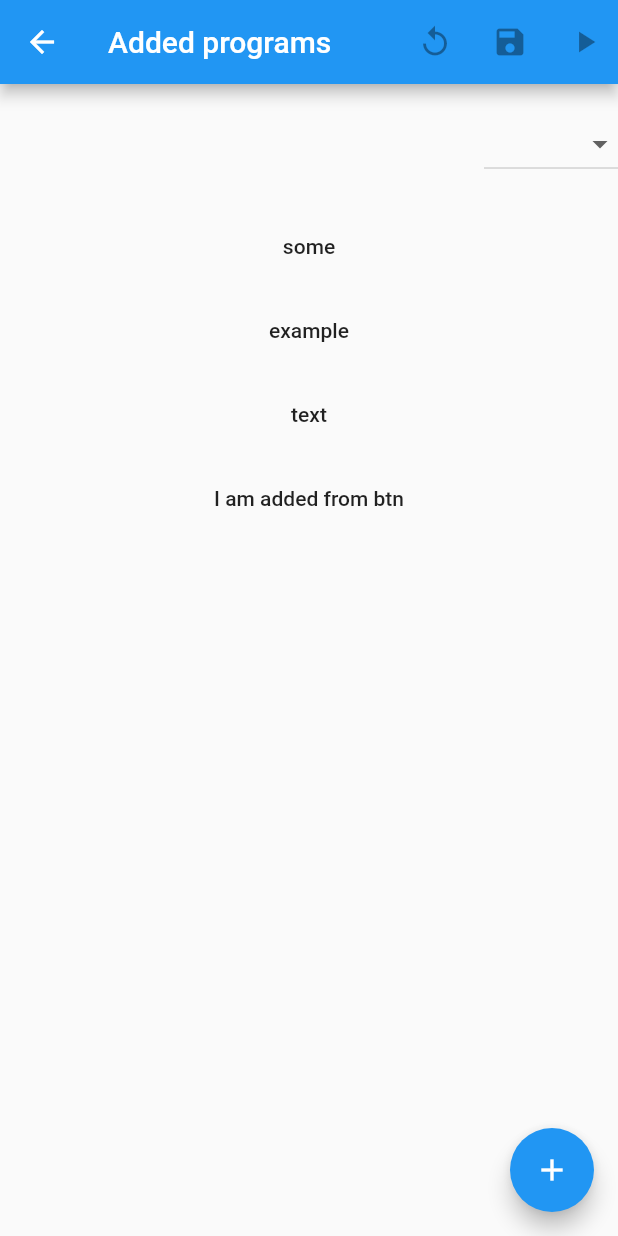
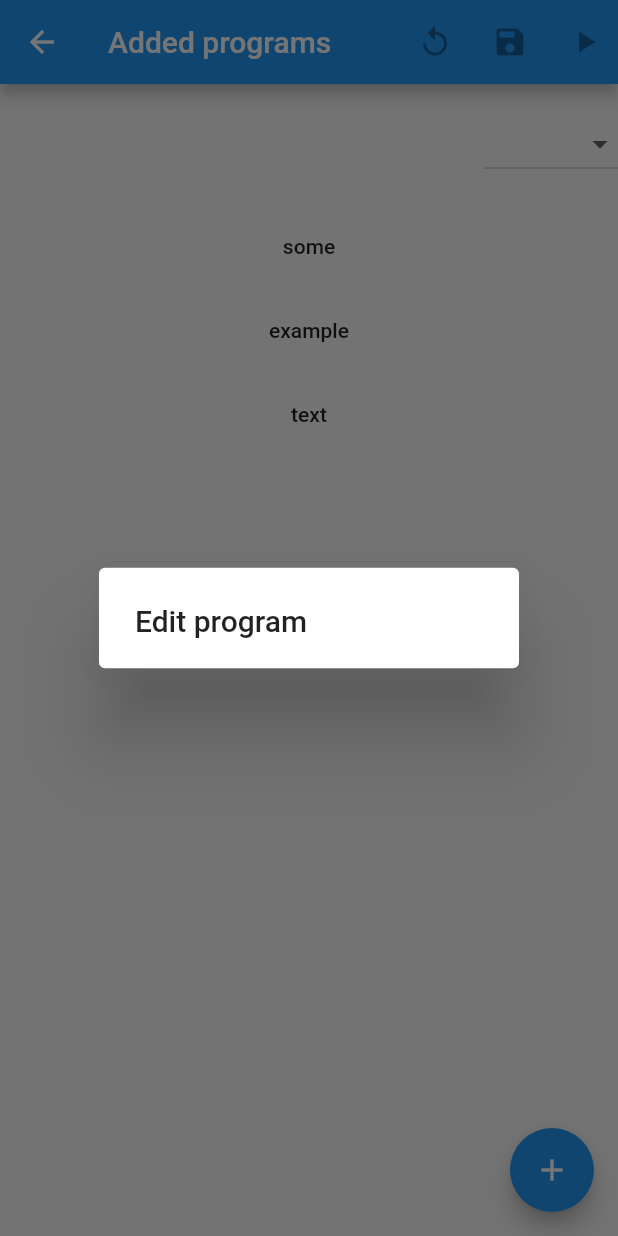
Before and after one commit to helagro/computer_program_sync, a Flutter app: the ProgramListerScreen screen opened directly, after a tap on "some", on a phone screen of 412 x 824 dp. Run offline on Flutter 3.47's test engine with Material 2 defaults, Android fonts, the phone set to English and light mode, and no system bars; our stand-ins replace google_sign_in; missing offline and left inert: googleapis.

Commit message:
start of program edit dialog

```diff
--- a/lib/programListenerScreenFactories.dart
+++ b/lib/programListenerScreenFactories.dart
@@ -1,32 +1,5 @@
 import 'package:flutter/material.dart';
 import 'package:flutter/services.dart';
-
-Widget actionButtonFactory(IconData icon, String tooltip) {
-  return SizedBox(
-    width: 50,
-    child: Tooltip(
-      child: FlatButton(child: Icon(icon)),
-      message: tooltip,
-    ),
-  );
-}
-
-Widget createSelectedPlatformsColumnItem(List<String> visiblePlatforms,
-    int index, Function removePlatformFromSelection) {
-  String text = visiblePlatforms[index];
-
-  return Container(
-      padding: const EdgeInsets.fromLTRB(10, 0, 10, 0),
-      child: Row(children: <Widget>[
-        Center(child: Text(text)),
-        Center(
-          child: IconButton(
-            icon: Icon(Icons.close),
-            onPressed: () => removePlatformFromSelection(index),
-          ),
-        )
-      ]));
-}
 
 List<DropdownMenuItem> createPlatformsDropdownMenuItems(
     List<String> allAddedPlatforms) {
--- a/lib/programListerScreen.dart
+++ b/lib/programListerScreen.dart
@@ -1,6 +1,10 @@
 import 'package:computer_program_sync/main.dart';
+import 'package:computer_program_sync/widgets/ProgramEditDialog.dart';
+import 'package:computer_program_sync/widgets/actionbutton.dart';
+import 'package:computer_program_sync/widgets/tagWidget.dart';
 import 'package:flutter/material.dart';
 import 'package:googleapis/chat/v1.dart';
+import 'dart:io';
 import 'package:computer_program_sync/programListenerScreenFactories.dart'
     as mFactory;
 
@@ -22,12 +26,13 @@
       appBar: AppBar(
         title: Text("Added programs"),
         actions: <Widget>[
-          mFactory.actionButtonFactory(Icons.replay, "Reload"),
-          mFactory.actionButtonFactory(Icons.save, "Save"),
-          mFactory.actionButtonFactory(Icons.play_arrow, "Run"),
+          ActionButton(icon: Icons.replay, toolTip: "Reload"),
+          ActionButton(icon: Icons.save, toolTip: "Save"),
+          ActionButton(icon: Icons.play_arrow, toolTip: "Run"),
         ],
       ),
       body: Column(children: [
+        //ANCHOR filter
         SizedBox(
           child: Row(
             children: [
@@ -37,10 +42,10 @@
                       itemCount: visiblePlatforms.length,
                       shrinkWrap: true,
                       itemBuilder: (BuildContext buildContext, int index) {
-                        return mFactory.createSelectedPlatformsColumnItem(
-                            visiblePlatforms,
-                            index,
-                            removePlatformFromSelection);
+                        return TagWidget(
+                            text: visiblePlatforms[index],
+                            index: index,
+                            removeBtnCallback: removePlatformFromSelection);
                       })),
               SizedBox(
                 child: DropdownButton(
@@ -53,6 +58,7 @@
           ),
           height: 80,
         ),
+        //ANCHOR listview
         Expanded(
           child: ListView.builder(
               scrollDirection: Axis.vertical,
@@ -73,7 +79,11 @@
 
   Widget _listItemFactory(String text) {
     return FlatButton(
-      onPressed: _addItem,
+      onPressed: () {
+        showDialog(
+            context: context,
+            builder: (BuildContext buildContext) => ProgramEditDialog());
+      },
       child: Text(text),
       padding: const EdgeInsets.all(20),
     );
@@ -83,6 +93,7 @@
     setState(() {
       listItems.add("I am added from btn");
     });
+    //Process.run('touch', ['/home/h/github/localWebsites/hi.txt']);
   }
 
   void handleAddNewPlatformToSelection(int index) {
--- /dev/null
+++ b/lib/widgets/ProgramEditDialog.dart
@@ -0,0 +1,12 @@
+import 'package:computer_program_sync/programObject.dart';
+
+import 'package:flutter/material.dart';
+
+class ProgramEditDialog extends StatelessWidget {
+  @override
+  Widget build(BuildContext context) {
+    return AlertDialog(
+      title: Text("Edit program"),
+    );
+  }
+}
--- /dev/null
+++ b/lib/widgets/actionbutton.dart
@@ -0,0 +1,20 @@
+import 'package:flutter/material.dart';
+
+class ActionButton extends StatelessWidget {
+  final IconData icon;
+  final String toolTip;
+
+  ActionButton({Key key, @required this.icon, this.toolTip = ""})
+      : super(key: key);
+
+  @override
+  Widget build(BuildContext context) {
+    return SizedBox(
+      width: 50,
+      child: Tooltip(
+        child: FlatButton(child: Icon(icon)),
+        message: toolTip,
+      ),
+    );
+  }
+}
```
Also changed, not shown: lib/widgets/tagWidget.dart (added, +26 -0 lines).
